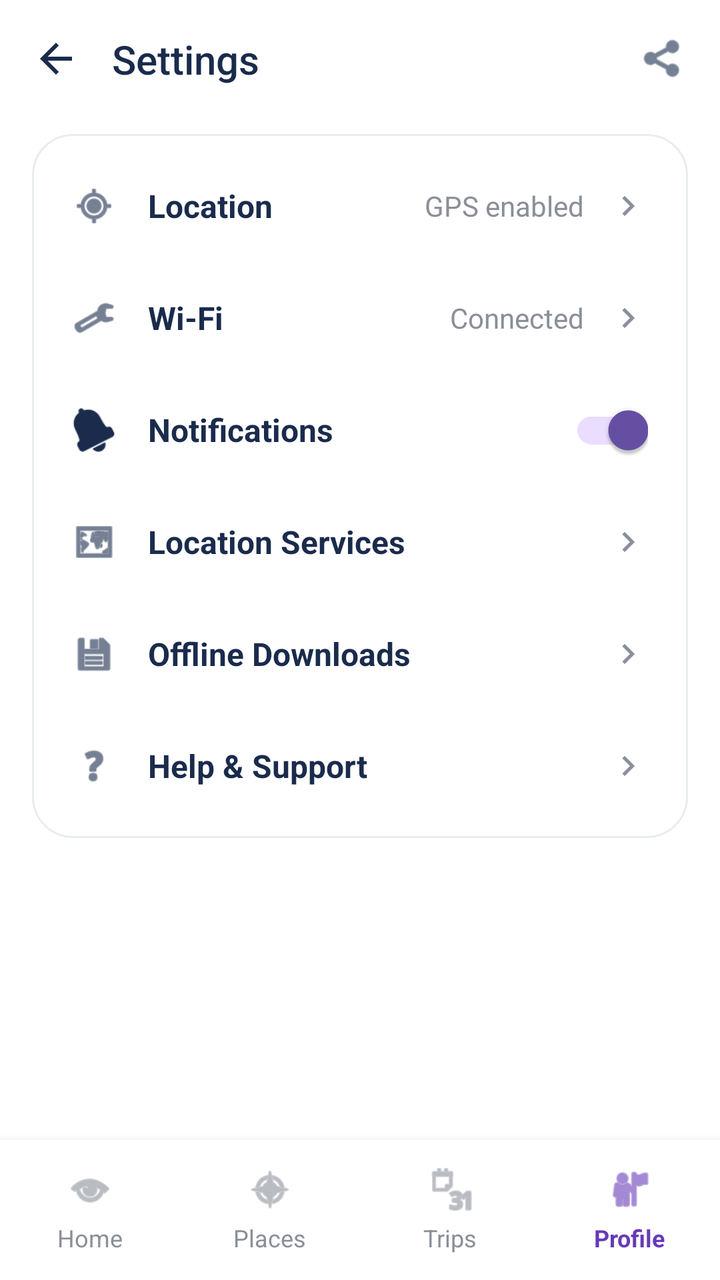
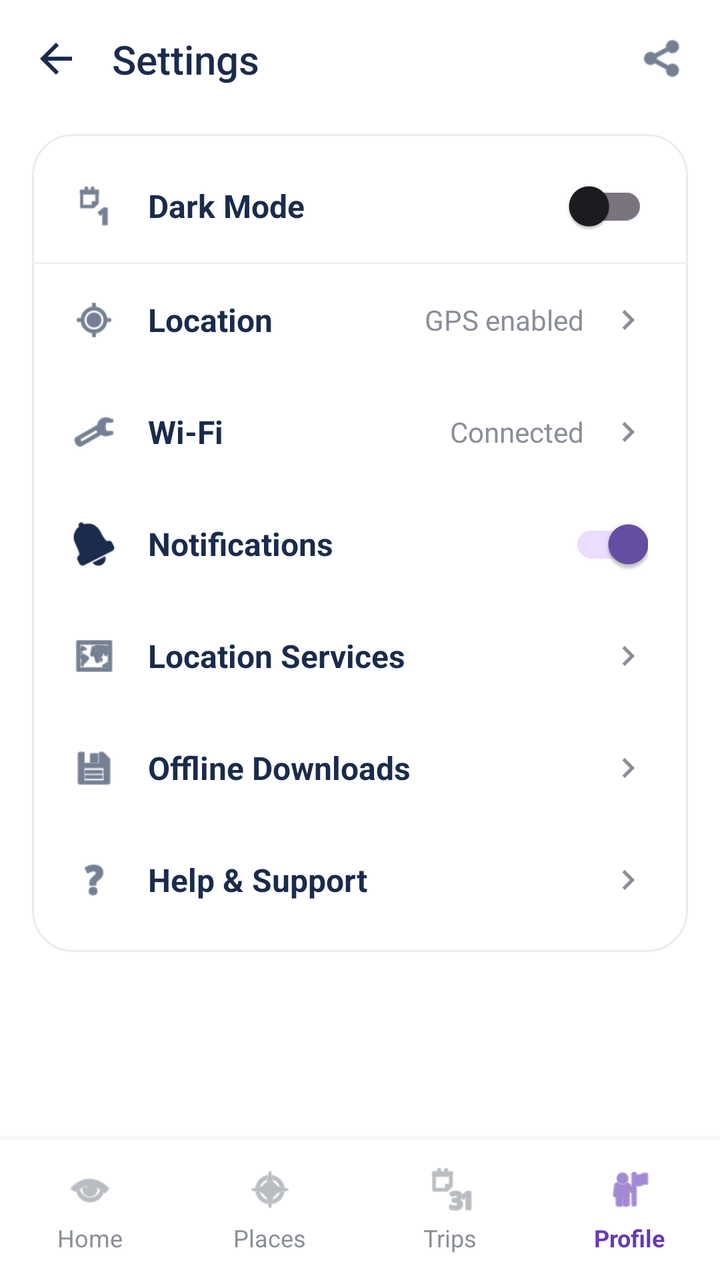

Screens rendered from an Android XML layout before and after an edit, with the pre-edit source and the edit as a unified diff.
<!-- AndroidManifest.xml: application theme Theme.LankaGo -->
<!-- res/layout/settings.xml -->
<?xml version="1.0" encoding="utf-8"?>
<androidx.constraintlayout.widget.ConstraintLayout
    xmlns:android="http://schemas.android.com/apk/res/android"
    xmlns:app="http://schemas.android.com/apk/res-auto"
    xmlns:tools="http://schemas.android.com/tools"
    android:layout_width="match_parent"
    android:layout_height="match_parent"
    android:background="#FFFFFF"
    tools:context=".SettingsActivity">

    
    <LinearLayout
        android:id="@+id/top_bar"
        android:layout_width="match_parent"
        android:layout_height="wrap_content"
        android:gravity="center_vertical"
        android:orientation="horizontal"
        android:padding="16dp"
        app:layout_constraintTop_toTopOf="parent">

        <ImageView
            android:layout_width="24dp"
            android:layout_height="24dp"
            android:src="@drawable/ic_arrow_back"
            android:contentDescription="Back" />

        <TextView
            android:layout_width="0dp"
            android:layout_height="wrap_content"
            android:layout_weight="1"
            android:layout_marginStart="16dp"
            android:fontFamily="sans-serif-medium"
            android:text="Settings"
            android:textColor="#1A2B4C"
            android:textSize="20sp" />

        <ImageView
            android:layout_width="24dp"
            android:layout_height="24dp"
            android:src="@android:drawable/ic_menu_share"
            app:tint="#1A2B4C"
            android:contentDescription="Share" />
    </LinearLayout>

    
    <LinearLayout
        android:id="@+id/bottom_nav"
        android:layout_width="match_parent"
        android:layout_height="70dp"
        android:background="#FFFFFF"
        android:elevation="8dp"
        android:orientation="horizontal"
        android:weightSum="4"
        app:layout_constraintBottom_toBottomOf="parent">

        
        <LinearLayout
            android:layout_width="0dp"
            android:layout_height="match_parent"
            android:layout_weight="1"
            android:gravity="center"
            android:orientation="vertical">
            <ImageView
                android:layout_width="24dp"
                android:layout_height="24dp"
                android:src="@android:drawable/ic_menu_view"
                app:tint="#8A8F98" />
            <TextView
                android:layout_width="wrap_content"
                android:layout_height="wrap_content"
                android:layout_marginTop="4dp"
                android:text="Home"
                android:textColor="#8A8F98"
                android:textSize="12sp" />
        </LinearLayout>

        
        <LinearLayout
            android:layout_width="0dp"
            android:layout_height="match_parent"
            android:layout_weight="1"
            android:gravity="center"
            android:orientation="vertical">
            <ImageView
                android:layout_width="24dp"
                android:layout_height="24dp"
                android:src="@android:drawable/ic_menu_compass"
                app:tint="#8A8F98" />
            <TextView
                android:layout_width="wrap_content"
                android:layout_height="wrap_content"
                android:layout_marginTop="4dp"
                android:text="Places"
                android:textColor="#8A8F98"
                android:textSize="12sp" />
        </LinearLayout>

        
        <LinearLayout
            android:layout_width="0dp"
            android:layout_height="match_parent"
            android:layout_weight="1"
            android:gravity="center"
            android:orientation="vertical">
            <ImageView
                android:layout_width="24dp"
                android:layout_height="24dp"
                android:src="@android:drawable/ic_menu_month"
                app:tint="#8A8F98" />
            <TextView
                android:layout_width="wrap_content"
                android:layout_height="wrap_content"
                android:layout_marginTop="4dp"
                android:text="Trips"
                android:textColor="#8A8F98"
                android:textSize="12sp" />
        </LinearLayout>

        
        <LinearLayout
            android:layout_width="0dp"
            android:layout_height="match_parent"
            android:layout_weight="1"
            android:gravity="center"
            android:orientation="vertical">
            <ImageView
                android:layout_width="24dp"
                android:layout_height="24dp"
                android:src="@android:drawable/ic_menu_myplaces"
                app:tint="#673AB7" />
            <TextView
                android:layout_width="wrap_content"
                android:layout_height="wrap_content"
                android:layout_marginTop="4dp"
                android:text="Profile"
                android:textColor="#673AB7"
                android:textSize="12sp"
                android:textStyle="bold" />
        </LinearLayout>
    </LinearLayout>

    
    <androidx.core.widget.NestedScrollView
        android:layout_width="0dp"
        android:layout_height="0dp"
        android:scrollbars="none"
        app:layout_constraintBottom_toTopOf="@id/bottom_nav"
        app:layout_constraintEnd_toEndOf="parent"
        app:layout_constraintStart_toStartOf="parent"
        app:layout_constraintTop_toBottomOf="@id/top_bar">

        <LinearLayout
            android:layout_width="match_parent"
            android:layout_height="wrap_content"
            android:orientation="vertical"
            android:paddingHorizontal="16dp"
            android:paddingTop="8dp"
            android:paddingBottom="24dp">

            
            <androidx.cardview.widget.CardView
                android:layout_width="match_parent"
                android:layout_height="wrap_content"
                app:cardCornerRadius="20dp"
                app:cardElevation="0dp">

                <LinearLayout
                    android:layout_width="match_parent"
                    android:layout_height="wrap_content"
                    android:background="@drawable/bg_menu_card"
                    android:orientation="vertical"
                    android:paddingVertical="8dp">

                    
                    <RelativeLayout
                        android:layout_width="match_parent"
                        android:layout_height="56dp"
                        android:gravity="center_vertical"
                        android:paddingHorizontal="20dp">
                        <ImageView
                            android:id="@+id/set_icon1"
                            android:layout_width="22dp"
                            android:layout_height="22dp"
                            android:layout_centerVertical="true"
                            android:src="@android:drawable/ic_menu_mylocation"
                            app:tint="#1A2B4C"
                            android:contentDescription="Location Icon" />
                        <TextView
                            android:layout_width="wrap_content"
                            android:layout_height="wrap_content"
                            android:layout_toEndOf="@id/set_icon1"
                            android:layout_centerVertical="true"
                            android:layout_marginStart="16dp"
                            android:text="Location"
                            android:textColor="#1A2B4C"
                            android:textSize="16sp"
                            android:textStyle="bold" />
                        <TextView
                            android:id="@+id/tv_loc_status"
                            android:layout_width="wrap_content"
                            android:layout_height="wrap_content"
                            android:layout_toStartOf="@id/arrow1"
                            android:layout_centerVertical="true"
                            android:layout_marginEnd="12dp"
                            android:text="GPS enabled"
                            android:textColor="#8A8F98"
                            android:textSize="14sp" />
                        <ImageView
                            android:id="@+id/arrow1"
                            android:layout_width="20dp"
                            android:layout_height="20dp"
                            android:layout_alignParentEnd="true"
                            android:layout_centerVertical="true"
                            android:src="@drawable/ic_arrow_forward"
                            app:tint="#8A8F98"
                            android:contentDescription="Arrow" />
                    </RelativeLayout>

                    
                    <RelativeLayout
                        android:layout_width="match_parent"
                        android:layout_height="56dp"
                        android:gravity="center_vertical"
                        android:paddingHorizontal="20dp">
                        <ImageView
                            android:id="@+id/set_icon2"
                            android:layout_width="22dp"
                            android:layout_height="22dp"
                            android:layout_centerVertical="true"
                            android:src="@android:drawable/ic_menu_manage"
                            app:tint="#1A2B4C"
                            android:contentDescription="WiFi Icon" />
                        <TextView
                            android:layout_width="wrap_content"
                            android:layout_height="wrap_content"
                            android:layout_toEndOf="@id/set_icon2"
                            android:layout_centerVertical="true"
                            android:layout_marginStart="16dp"
                            android:text="Wi-Fi"
                            android:textColor="#1A2B4C"
                            android:textSize="16sp"
                            android:textStyle="bold" />
                        <TextView
                            android:id="@+id/tv_wifi_status"
                            android:layout_width="wrap_content"
                            android:layout_height="wrap_content"
                            android:layout_toStartOf="@id/arrow2"
                            android:layout_centerVertical="true"
                            android:layout_marginEnd="12dp"
                            android:text="Connected"
                            android:textColor="#8A8F98"
                            android:textSize="14sp" />
                        <ImageView
                            android:id="@+id/arrow2"
                            android:layout_width="20dp"
                            android:layout_height="20dp"
                            android:layout_alignParentEnd="true"
                            android:layout_centerVertical="true"
                            android:src="@drawable/ic_arrow_forward"
                            app:tint="#8A8F98"
                            android:contentDescription="Arrow" />
                    </RelativeLayout>

                    
                    <RelativeLayout
                        android:layout_width="match_parent"
                        android:layout_height="56dp"
                        android:gravity="center_vertical"
                        android:paddingHorizontal="20dp">
                        <ImageView
                            android:id="@+id/set_icon3"
                            android:layout_width="22dp"
                            android:layout_height="22dp"
                            android:layout_centerVertical="true"
                            android:src="@android:drawable/ic_popup_reminder"
                            app:tint="#1A2B4C"
                            android:contentDescription="Notifications Icon" />
                        <TextView
                            android:layout_width="wrap_content"
                            android:layout_height="wrap_content"
                            android:layout_toEndOf="@id/set_icon3"
                            android:layout_centerVertical="true"
                            android:layout_marginStart="16dp"
                            android:text="Notifications"
                            android:textColor="#1A2B4C"
                            android:textSize="16sp"
                            android:textStyle="bold" />
                        <androidx.appcompat.widget.SwitchCompat
                            android:layout_width="wrap_content"
                            android:layout_height="wrap_content"
                            android:layout_alignParentEnd="true"
                            android:layout_centerVertical="true"
                            android:checked="true"
                            tools:ignore="UseSwitchCompatOrMaterialXml" />
                    </RelativeLayout>

                    
                    <RelativeLayout
                        android:layout_width="match_parent"
                        android:layout_height="56dp"
                        android:gravity="center_vertical"
                        android:paddingHorizontal="20dp">
                        <ImageView
                            android:id="@+id/set_icon4"
                            android:layout_width="22dp"
                            android:layout_height="22dp"
                            android:layout_centerVertical="true"
                            android:src="@android:drawable/ic_menu_mapmode"
                            app:tint="#1A2B4C"
                            android:contentDescription="Services Icon" />
                        <TextView
                            android:layout_width="wrap_content"
                            android:layout_height="wrap_content"
                            android:layout_toEndOf="@id/set_icon4"
                            android:layout_centerVertical="true"
                            android:layout_marginStart="16dp"
                            android:text="Location Services"
                            android:textColor="#1A2B4C"
                            android:textSize="16sp"
                            android:textStyle="bold" />
                        <ImageView
                            android:layout_width="20dp"
                            android:layout_height="20dp"
                            android:layout_alignParentEnd="true"
                            android:layout_centerVertical="true"
                            android:src="@drawable/ic_arrow_forward"
                            app:tint="#8A8F98"
                            android:contentDescription="Arrow" />
                    </RelativeLayout>

                    
                    <RelativeLayout
                        android:layout_width="match_parent"
                        android:layout_height="56dp"
                        android:gravity="center_vertical"
                        android:paddingHorizontal="20dp">
                        <ImageView
                            android:id="@+id/set_icon5"
                            android:layout_width="22dp"
                            android:layout_height="22dp"
                            android:layout_centerVertical="true"
                            android:src="@android:drawable/ic_menu_save"
                            app:tint="#1A2B4C"
                            android:contentDescription="Downloads Icon" />
                        <TextView
                            android:layout_width="wrap_content"
                            android:layout_height="wrap_content"
                            android:layout_toEndOf="@id/set_icon5"
                            android:layout_centerVertical="true"
                            android:layout_marginStart="16dp"
                            android:text="Offline Downloads"
                            android:textColor="#1A2B4C"
                            android:textSize="16sp"
                            android:textStyle="bold" />
                        <ImageView
                            android:layout_width="20dp"
                            android:layout_height="20dp"
                            android:layout_alignParentEnd="true"
                            android:layout_centerVertical="true"
                            android:src="@drawable/ic_arrow_forward"
                            app:tint="#8A8F98"
                            android:contentDescription="Arrow" />
                    </RelativeLayout>

                    
                    <RelativeLayout
                        android:layout_width="match_parent"
                        android:layout_height="56dp"
                        android:gravity="center_vertical"
                        android:paddingHorizontal="20dp">
                        <ImageView
                            android:id="@+id/set_icon6"
                            android:layout_width="22dp"
                            android:layout_height="22dp"
                            android:layout_centerVertical="true"
                            android:src="@android:drawable/ic_menu_help"
                            app:tint="#1A2B4C"
                            android:contentDescription="Help Icon" />
                        <TextView
                            android:layout_width="wrap_content"
                            android:layout_height="wrap_content"
                            android:layout_toEndOf="@id/set_icon6"
                            android:layout_centerVertical="true"
                            android:layout_marginStart="16dp"
                            android:text="Help &amp; Support"
                            android:textColor="#1A2B4C"
                            android:textSize="16sp"
                            android:textStyle="bold" />
                        <ImageView
                            android:layout_width="20dp"
                            android:layout_height="20dp"
                            android:layout_alignParentEnd="true"
                            android:layout_centerVertical="true"
                            android:src="@drawable/ic_arrow_forward"
                            app:tint="#8A8F98"
                            android:contentDescription="Arrow" />
                    </RelativeLayout>

                </LinearLayout>
            </androidx.cardview.widget.CardView>

        </LinearLayout>
    </androidx.core.widget.NestedScrollView>

</androidx.constraintlayout.widget.ConstraintLayout>
<!-- resources referenced by this layout -->
<resources>
  <!-- drawable bg_menu_card (drawable) -->
  <?xml version="1.0" encoding="utf-8"?>
  <shape xmlns:android="http://schemas.android.com/apk/res/android" android:shape="rectangle">
      <solid android:color="#FFFFFF"/>
      <stroke android:width="1dp" android:color="#E8ECEF"/>
      <corners android:radius="20dp"/>
  </shape>
  <!-- drawable ic_arrow_back (drawable) -->
  <vector xmlns:android="http://schemas.android.com/apk/res/android"
      android:width="24dp"
      android:height="24dp"
      android:viewportWidth="24.0"
      android:viewportHeight="24.0">
      <path
          android:fillColor="#1A2B4C"
          android:pathData="M20,11H7.83l5.59-5.59L12,4l-8,8 8,8 1.41-1.41L7.83,13H20v-2z"/>
  </vector>
  <!-- drawable ic_arrow_forward (drawable) -->
  <vector xmlns:android="http://schemas.android.com/apk/res/android"
      android:width="24dp"
      android:height="24dp"
      android:viewportWidth="24.0"
      android:viewportHeight="24.0">
      <path
          android:fillColor="#FFFFFF"
          android:pathData="M10,6L8.59,7.41L13.17,12L8.59,16.59L10,18L16,12L10,6z"/>
  </vector>
  <style name="Theme.LankaGo" parent="Base.Theme.LankaGo" />
  <style name="Base.Theme.LankaGo" parent="Theme.Material3.DayNight.NoActionBar">
          
          
      </style>
</resources>

<!-- the commit's change to res/layout/settings.xml (unified diff, before → after) -->
@@ -178,6 +178,44 @@
                         android:gravity="center_vertical"
                         android:paddingHorizontal="20dp">
                         <ImageView
+                            android:id="@+id/set_icon_dark"
+                            android:layout_width="22dp"
+                            android:layout_height="22dp"
+                            android:layout_centerVertical="true"
+                            android:src="@android:drawable/ic_menu_day"
+                            app:tint="#1A2B4C"
+                            android:contentDescription="Dark Mode" />
+                        <TextView
+                            android:layout_width="wrap_content"
+                            android:layout_height="wrap_content"
+                            android:layout_toEndOf="@id/set_icon_dark"
+                            android:layout_centerVertical="true"
+                            android:layout_marginStart="16dp"
+                            android:text="Dark Mode"
+                            android:textColor="#1A2B4C"
+                            android:textSize="16sp"
+                            android:textStyle="bold" />
+                        <com.google.android.material.switchmaterial.SwitchMaterial
+                            android:id="@+id/switch_dark_mode"
+                            android:layout_width="wrap_content"
+                            android:layout_height="wrap_content"
+                            android:layout_alignParentEnd="true"
+                            android:layout_centerVertical="true" />
+                    </RelativeLayout>
+
+                    
+                    <View
+                        android:layout_width="match_parent"
+                        android:layout_height="1dp"
+                        android:background="#F0F2F5" />
+
+                    
+                    <RelativeLayout
+                        android:layout_width="match_parent"
+                        android:layout_height="56dp"
+                        android:gravity="center_vertical"
+                        android:paddingHorizontal="20dp">
+                        <ImageView
                             android:id="@+id/set_icon1"
                             android:layout_width="22dp"
                             android:layout_height="22dp"
